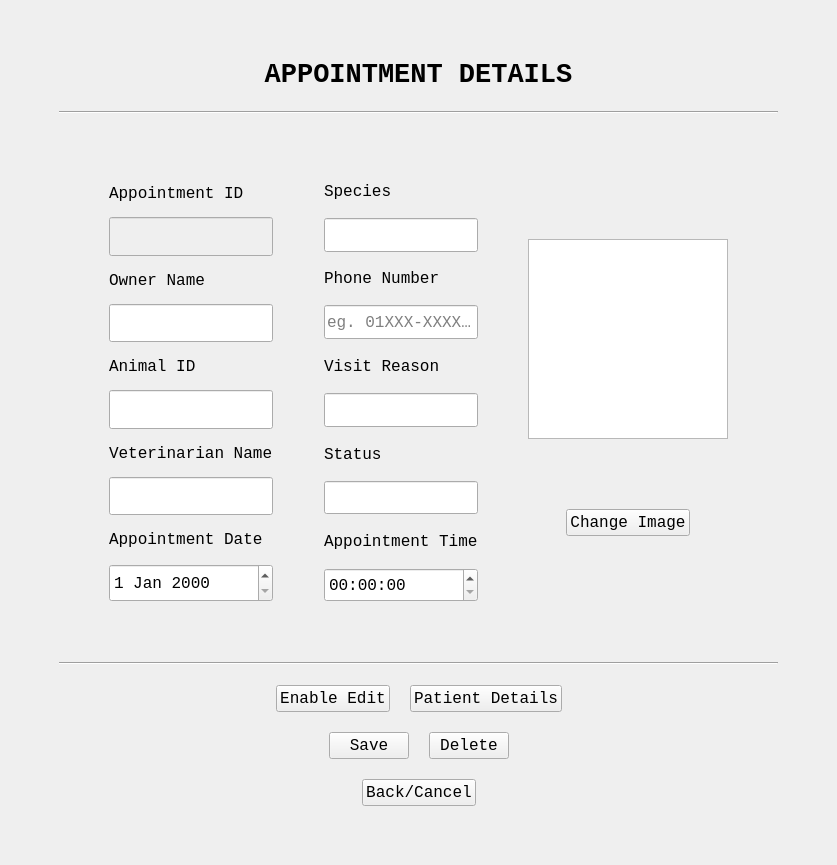
The window that AppointmentModifyUI.ui (ASNaeem/Simple-VCMS) describes before a commit, drawn with Qt 5.
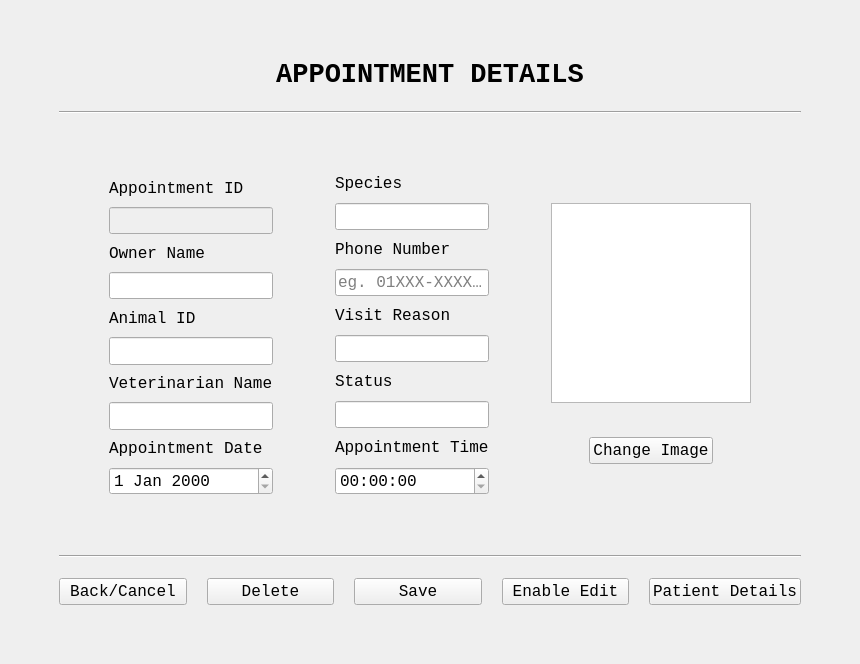
The same window after the commit.

Diff of the .ui file:
```diff
--- a/AppointmentModifyUI.ui
+++ b/AppointmentModifyUI.ui
@@ -6,15 +6,15 @@
    <rect>
     <x>0</x>
     <y>0</y>
-    <width>837</width>
-    <height>865</height>
+    <width>1327</width>
+    <height>0</height>
    </rect>
   </property>
   <property name="windowTitle">
    <string>MainWindow</string>
   </property>
   <widget class="QWidget" name="centralwidget">
-   <layout class="QVBoxLayout" name="verticalLayout_2">
+   <layout class="QVBoxLayout" name="verticalLayout">
     <item>
      <layout class="QVBoxLayout" name="verticalLayout_3" stretch="0,0,0,10,0,0,0">
       <property name="spacing">
@@ -584,161 +584,131 @@
        </widget>
       </item>
       <item>
-       <layout class="QVBoxLayout" name="verticalLayout">
+       <layout class="QHBoxLayout" name="horizontalLayout">
         <item>
-         <layout class="QHBoxLayout" name="horizontalLayout_4">
-          <item>
-           <spacer name="horizontalSpacer_3">
-            <property name="orientation">
-             <enum>Qt::Horizontal</enum>
-            </property>
-            <property name="sizeHint" stdset="0">
-             <size>
-              <width>40</width>
-              <height>20</height>
-             </size>
-            </property>
-           </spacer>
-          </item>
-          <item>
-           <widget class="QPushButton" name="pushButton_3">
-            <property name="font">
-             <font>
-              <family>Courier New</family>
-              <pointsize>12</pointsize>
-             </font>
-            </property>
-            <property name="text">
-             <string>Enable Edit</string>
-            </property>
-           </widget>
-          </item>
-          <item>
-           <widget class="QPushButton" name="pushButton_4">
-            <property name="font">
-             <font>
-              <family>Courier New</family>
-              <pointsize>12</pointsize>
-             </font>
-            </property>
-            <property name="text">
-             <string>Patient Details</string>
-            </property>
-           </widget>
-          </item>
-          <item>
-           <spacer name="horizontalSpacer_4">
-            <property name="orientation">
-             <enum>Qt::Horizontal</enum>
-            </property>
-            <property name="sizeHint" stdset="0">
-             <size>
-              <width>40</width>
-              <height>20</height>
-             </size>
-            </property>
-           </spacer>
-          </item>
-         </layout>
+         <widget class="QPushButton" name="pushButton_8">
+          <property name="sizePolicy">
+           <sizepolicy hsizetype="Maximum" vsizetype="Fixed">
+            <horstretch>0</horstretch>
+            <verstretch>0</verstretch>
+           </sizepolicy>
+          </property>
+          <property name="maximumSize">
+           <size>
+            <width>180</width>
+            <height>30</height>
+           </size>
+          </property>
+          <property name="font">
+           <font>
+            <family>Courier New</family>
+            <pointsize>12</pointsize>
+           </font>
+          </property>
+          <property name="text">
+           <string>Back/Cancel</string>
+          </property>
+         </widget>
         </item>
         <item>
-         <layout class="QHBoxLayout" name="horizontalLayout_6">
-          <item>
-           <spacer name="horizontalSpacer_5">
-            <property name="orientation">
-             <enum>Qt::Horizontal</enum>
-            </property>
-            <property name="sizeHint" stdset="0">
-             <size>
-              <width>40</width>
-              <height>20</height>
-             </size>
-            </property>
-           </spacer>
-          </item>
-          <item>
-           <widget class="QPushButton" name="pushButton_5">
-            <property name="font">
-             <font>
-              <family>Courier New</family>
-              <pointsize>12</pointsize>
-             </font>
-            </property>
-            <property name="text">
-             <string>Save</string>
-            </property>
-           </widget>
-          </item>
-          <item>
-           <widget class="QPushButton" name="pushButton_6">
-            <property name="font">
-             <font>
-              <family>Courier New</family>
-              <pointsize>12</pointsize>
-             </font>
-            </property>
-            <property name="text">
-             <string>Delete</string>
-            </property>
-           </widget>
-          </item>
-          <item>
-           <spacer name="horizontalSpacer_6">
-            <property name="orientation">
-             <enum>Qt::Horizontal</enum>
-            </property>
-            <property name="sizeHint" stdset="0">
-             <size>
-              <width>40</width>
-              <height>20</height>
-             </size>
-            </property>
-           </spacer>
-          </item>
-         </layout>
+         <widget class="QPushButton" name="pushButton_9">
+          <property name="sizePolicy">
+           <sizepolicy hsizetype="Maximum" vsizetype="Fixed">
+            <horstretch>0</horstretch>
+            <verstretch>0</verstretch>
+           </sizepolicy>
+          </property>
+          <property name="maximumSize">
+           <size>
+            <width>180</width>
+            <height>30</height>
+           </size>
+          </property>
+          <property name="font">
+           <font>
+            <family>Courier New</family>
+            <pointsize>12</pointsize>
+           </font>
+          </property>
+          <property name="text">
+           <string>Delete</string>
+          </property>
+         </widget>
         </item>
         <item>
-         <layout class="QHBoxLayout" name="horizontalLayout_7">
-          <item>
-           <spacer name="horizontalSpacer_7">
-            <property name="orientation">
-             <enum>Qt::Horizontal</enum>
-            </property>
-            <property name="sizeHint" stdset="0">
-             <size>
-              <width>40</width>
-              <height>20</height>
-             </size>
-            </property>
-           </spacer>
-          </item>
-          <item>
-           <widget class="QPushButton" name="pushButton_7">
-            <property name="font">
-             <font>
-              <family>Courier New</family>
-              <pointsize>12</pointsize>
-             </font>
-            </property>
-            <property name="text">
-             <string>Back/Cancel</string>
-            </property>
-           </widget>
-          </item>
-          <item>
-           <spacer name="horizontalSpacer_8">
-            <property name="orientation">
-             <enum>Qt::Horizontal</enum>
-            </property>
-            <property name="sizeHint" stdset="0">
-             <size>
-              <width>40</width>
-              <height>20</height>
-             </size>
-            </property>
-           </spacer>
-          </item>
-         </layout>
+         <widget class="QPushButton" name="pushButton_10">
+          <property name="sizePolicy">
+           <sizepolicy hsizetype="Maximum" vsizetype="Fixed">
+            <horstretch>0</horstretch>
+            <verstretch>0</verstretch>
+           </sizepolicy>
+          </property>
+          <property name="maximumSize">
+           <size>
+            <width>180</width>
+            <height>30</height>
+           </size>
+          </property>
+          <property name="font">
+           <font>
+            <family>Courier New</family>
+            <pointsize>12</pointsize>
+           </font>
+          </property>
+          <property name="text">
+           <string>Save</string>
+          </property>
+         </widget>
+        </item>
+        <item>
+         <widget class="QPushButton" name="pushButton_11">
+          <property name="sizePolicy">
+           <sizepolicy hsizetype="Maximum" vsizetype="Fixed">
+            <horstretch>0</horstretch>
+            <verstretch>0</verstretch>
+           </sizepolicy>
+          </property>
+          <property name="maximumSize">
+           <size>
+            <width>180</width>
+            <height>30</height>
+           </size>
+          </property>
+          <property name="font">
+           <font>
+            <family>Courier New</family>
+            <pointsize>12</pointsize>
+           </font>
+          </property>
+          <property name="text">
+           <string>Enable Edit</string>
+          </property>
+         </widget>
+        </item>
+        <item>
+         <widget class="QPushButton" name="pushButton_2">
+          <property name="sizePolicy">
+           <sizepolicy hsizetype="Maximum" vsizetype="Fixed">
+            <horstretch>0</horstretch>
+            <verstretch>0</verstretch>
+           </sizepolicy>
+          </property>
+          <property name="maximumSize">
+           <size>
+            <width>180</width>
+            <height>30</height>
+           </size>
+          </property>
+          <property name="font">
+           <font>
+            <family>Courier New</family>
+            <pointsize>12</pointsize>
+           </font>
+          </property>
+          <property name="text">
+           <string>Patient Details</string>
+          </property>
+         </widget>
         </item>
        </layout>
       </item>
```
